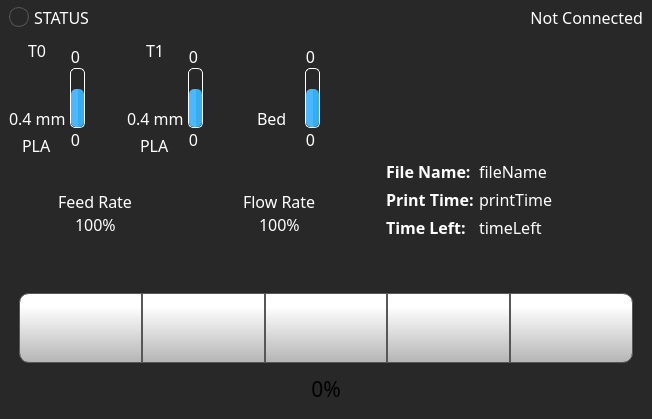
First picture: the form in octoprint_ControlCenter/ui/home_screen/home_screen.ui, repository FracktalWorks/ControlCenter, before the edit.
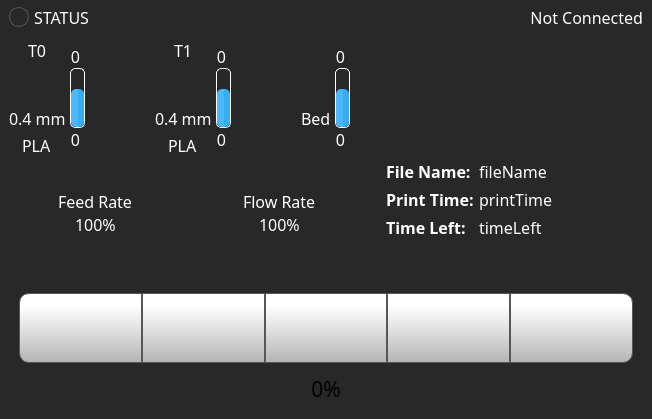
Second picture: the form after the edit. Icons and pictures are not drawn.

Commit message:
Enable dual nozzle mode and center UI lines
Set IS_DUAL_NOZZLE to True in config.py to enable dual nozzle printer configuration. Updated home_screen.ui to horizontally center tool separation lines for improved UI alignment.

```diff
--- a/octoprint_ControlCenter/ui/home_screen/home_screen.ui
+++ b/octoprint_ControlCenter/ui/home_screen/home_screen.ui
@@ -487,7 +487,7 @@
              </item>
             </layout>
            </item>
-           <item>
+           <item alignment="Qt::AlignHCenter">
             <widget class="Line" name="toolSeperationLine">
              <property name="minimumSize">
               <size>
@@ -759,7 +759,7 @@
              </item>
             </layout>
            </item>
-           <item>
+           <item alignment="Qt::AlignHCenter">
             <widget class="Line" name="line_3">
              <property name="minimumSize">
               <size>
```
The commit also changes 1 other file.
